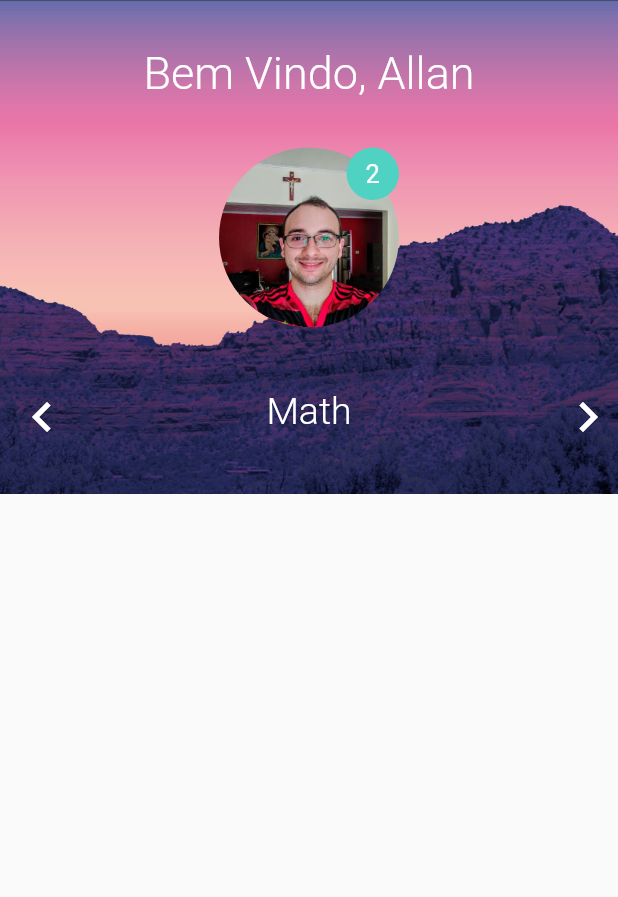
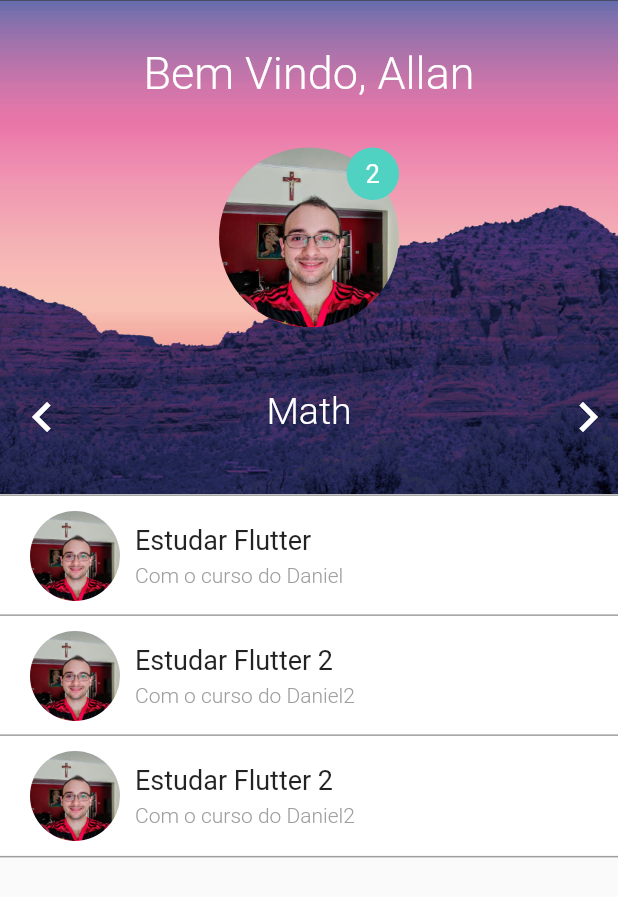
Before and after one commit to allanlucio/advanced_animations_flutter, a Flutter app: the screen it shows after launch, on a phone screen of 412 x 824 dp. Shown: the top 897 px of the screen. Run offline on Flutter 3.47's test engine with Material 2 defaults, Android fonts, the phone set to English and light mode, and no system bars.

Commit message:
ListViewAnimation done

```diff
--- /dev/null
+++ b/lib/screens/home/widgets/animated_list_view.dart
@@ -0,0 +1,35 @@
+import 'package:advanced_animations/screens/home/widgets/list_data.dart';
+import 'package:flutter/material.dart';
+
+class AnimatedListView extends StatelessWidget {
+  final Animation<EdgeInsets> listSlidePosition;
+
+  const AnimatedListView({Key key, this.listSlidePosition}) : super(key: key);
+
+  @override
+  Widget build(BuildContext context) {
+    return Stack(
+      alignment: Alignment.bottomCenter,
+      children: <Widget>[
+        ListData(
+          title: "Estudar Flutter",
+          subtitle: "Com o curso do Daniel",
+          image: AssetImage("images/perfil.jpg"),
+          margin: listSlidePosition.value * 2,
+        ),
+        ListData(
+          title: "Estudar Flutter 2",
+          subtitle: "Com o curso do Daniel2 ",
+          image: AssetImage("images/perfil.jpg"),
+          margin: listSlidePosition.value * 1,
+        ),
+        ListData(
+          title: "Estudar Flutter 2",
+          subtitle: "Com o curso do Daniel2 ",
+          image: AssetImage("images/perfil.jpg"),
+          margin: listSlidePosition.value * 0,
+        ),
+      ],
+    );
+  }
+}
--- /dev/null
+++ b/lib/screens/home/widgets/list_data.dart
@@ -0,0 +1,63 @@
+import 'package:flutter/material.dart';
+
+class ListData extends StatelessWidget {
+  final String title;
+  final String subtitle;
+  final ImageProvider image;
+  final EdgeInsets margin;
+
+  const ListData({Key key, this.title, this.subtitle, this.image, this.margin})
+      : super(key: key);
+
+  @override
+  Widget build(BuildContext context) {
+    return Container(
+      margin: margin,
+      decoration: BoxDecoration(
+        color: Colors.white,
+        border: Border(
+          top: BorderSide(color: Colors.grey, width: 1.0),
+          bottom: BorderSide(color: Colors.grey, width: 1.0),
+        ),
+      ),
+      child: Row(
+        children: <Widget>[
+          Container(
+            margin: EdgeInsets.only(top:10, bottom:10, left: 20, right: 10),
+            width: 60,
+            height: 60,
+            decoration: BoxDecoration(
+              shape: BoxShape.circle,
+              image: DecorationImage(
+                image: image,
+              ),
+            ),
+          ),
+          Column(
+            crossAxisAlignment: CrossAxisAlignment.start,
+            children: <Widget>[
+              Text(
+                title,
+                style: TextStyle(
+                  fontSize: 18.0,
+                  fontWeight: FontWeight.w400,
+                ),
+              ),
+              SizedBox(
+                height: 5.0,
+              ),
+              Text(
+                subtitle,
+                style: TextStyle(
+                  fontSize: 14.0,
+                  color: Colors.grey,
+                  fontWeight: FontWeight.w300,
+                ),
+              ),
+            ],
+          )
+        ],
+      ),
+    );
+  }
+}
--- a/lib/screens/home/widgets/stagger_animation.dart
+++ b/lib/screens/home/widgets/stagger_animation.dart
@@ -1,14 +1,29 @@
+import 'package:advanced_animations/screens/home/widgets/animated_list_view.dart';
 import 'package:advanced_animations/screens/home/widgets/home_top.dart';
 import 'package:flutter/material.dart';
 
 class StaggerAnimation extends StatelessWidget {
   final AnimationController controller;
   final Animation<double> containerGrow;
+  final Animation<EdgeInsets> listSlidePosition;
 
   StaggerAnimation({Key key, @required this.controller})
       : containerGrow = CurvedAnimation(
           parent: controller,
           curve: Curves.ease,
+        ),
+        listSlidePosition = EdgeInsetsTween(
+          begin: EdgeInsets.only(bottom: 0),
+          end: EdgeInsets.only(bottom: 80),
+        ).animate(
+          CurvedAnimation(
+            parent: controller,
+            curve: Interval(
+              0.325,
+              0.8,
+              curve: Curves.ease,
+            ),
+          ),
         ),
         super(key: key);
 
@@ -27,7 +42,14 @@ class StaggerAnimation extends StatelessWidget {
   Widget _buildAnimation(BuildContext context, Widget child) {
     return ListView(
       padding: EdgeInsets.zero,
-      children: <Widget>[HomeTop(containerGrow: containerGrow)],
+      children: <Widget>[
+        HomeTop(
+          containerGrow: containerGrow,
+        ),
+        AnimatedListView(
+          listSlidePosition: listSlidePosition,
+        )
+      ],
     );
   }
 }
```
